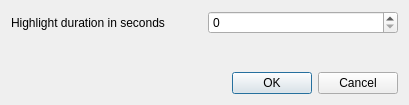
Before: the Qt Designer form geomapfish_locator/ui/geomapfish_settings.ui in opengisch/qgis_geomapfish_locator, drawn with Qt 5.
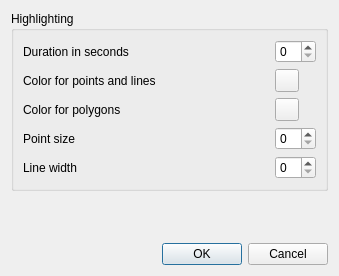
After: the same form once the commit is applied. Custom widgets are drawn as their Qt base class.

Commit message: add settings for color/size of rubber bands

```diff
--- a/geomapfish_locator/ui/geomapfish_settings.ui
+++ b/geomapfish_locator/ui/geomapfish_settings.ui
@@ -6,35 +6,15 @@
    <rect>
     <x>0</x>
     <y>0</y>
-    <width>409</width>
-    <height>105</height>
+    <width>339</width>
+    <height>276</height>
    </rect>
   </property>
   <property name="windowTitle">
    <string>Geomapfish Settings</string>
   </property>
   <layout class="QGridLayout" name="gridLayout">
-   <item row="0" column="1">
-    <widget class="QSpinBox" name="highlight_duration"/>
-   </item>
-   <item row="2" column="0" colspan="2">
-    <widget class="QDialogButtonBox" name="buttonBox">
-     <property name="orientation">
-      <enum>Qt::Horizontal</enum>
-     </property>
-     <property name="standardButtons">
-      <set>QDialogButtonBox::Cancel|QDialogButtonBox::Ok</set>
-     </property>
-    </widget>
-   </item>
-   <item row="0" column="0">
-    <widget class="QLabel" name="label">
-     <property name="text">
-      <string>Highlight duration in seconds</string>
-     </property>
-    </widget>
-   </item>
-   <item row="1" column="0">
+   <item row="4" column="0">
     <spacer name="verticalSpacer">
      <property name="orientation">
       <enum>Qt::Vertical</enum>
@@ -47,8 +27,84 @@
      </property>
     </spacer>
    </item>
+   <item row="0" column="0">
+    <widget class="QGroupBox" name="groupBox">
+     <property name="title">
+      <string>Highlighting</string>
+     </property>
+     <layout class="QGridLayout" name="gridLayout_2">
+      <item row="0" column="0">
+       <widget class="QLabel" name="label">
+        <property name="text">
+         <string>Duration in seconds</string>
+        </property>
+       </widget>
+      </item>
+      <item row="0" column="1">
+       <widget class="QSpinBox" name="highlight_duration"/>
+      </item>
+      <item row="1" column="1">
+       <widget class="QgsColorButton" name="point_color"/>
+      </item>
+      <item row="1" column="0">
+       <widget class="QLabel" name="label_2">
+        <property name="text">
+         <string>Color for points and lines</string>
+        </property>
+       </widget>
+      </item>
+      <item row="2" column="0">
+       <widget class="QLabel" name="label_4">
+        <property name="text">
+         <string>Color for polygons</string>
+        </property>
+       </widget>
+      </item>
+      <item row="2" column="1">
+       <widget class="QgsColorButton" name="polygon_color"/>
+      </item>
+      <item row="3" column="0">
+       <widget class="QLabel" name="label_3">
+        <property name="text">
+         <string>Point size</string>
+        </property>
+       </widget>
+      </item>
+      <item row="3" column="1">
+       <widget class="QSpinBox" name="point_size"/>
+      </item>
+      <item row="4" column="0">
+       <widget class="QLabel" name="label_5">
+        <property name="text">
+         <string>Line width</string>
+        </property>
+       </widget>
+      </item>
+      <item row="4" column="1">
+       <widget class="QSpinBox" name="line_width"/>
+      </item>
+     </layout>
+    </widget>
+   </item>
+   <item row="5" column="0">
+    <widget class="QDialogButtonBox" name="buttonBox">
+     <property name="orientation">
+      <enum>Qt::Horizontal</enum>
+     </property>
+     <property name="standardButtons">
+      <set>QDialogButtonBox::Cancel|QDialogButtonBox::Ok</set>
+     </property>
+    </widget>
+   </item>
   </layout>
  </widget>
+ <customwidgets>
+  <customwidget>
+   <class>QgsColorButton</class>
+   <extends>QToolButton</extends>
+   <header>qgscolorbutton.h</header>
+  </customwidget>
+ </customwidgets>
  <resources/>
  <connections>
   <connection>
```
The commit also changes 3 other files.
